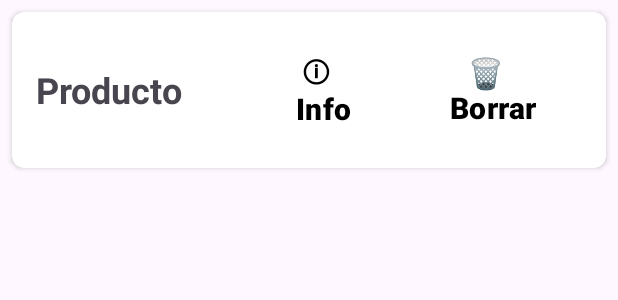
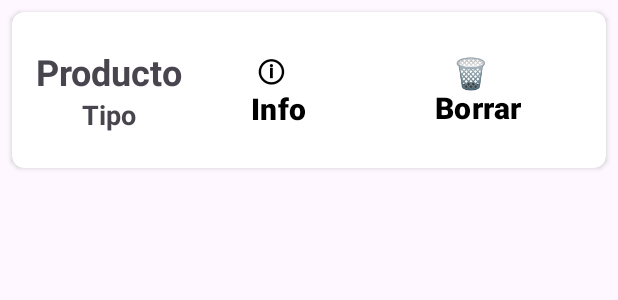
Before and after one commit to OscarF17/recyclapp, an Android app: the layout item_historial.xml on its own in the app's theme, with its tools: preview values and no code run, on a phone screen of 412 x 824 dp. Shown: the top 300 px of the screen. Run offline under Robolectric (Android 15) with nearby library versions, the phone set to English and light mode, and no system bars.

Commit message:
deleted unnecesary files, updated item_historial.xml

```diff
--- a/app/src/main/java/com/example/proyectofinal/Historial.kt
+++ b/app/src/main/java/com/example/proyectofinal/Historial.kt
@@ -3,6 +3,9 @@ package com.example.proyectofinal
 import androidx.room.Entity
 import androidx.room.PrimaryKey
 
+/*
+* Entrada de la base de datos
+*/
 @Entity(tableName = "Historial")
 data class Historial(
     @PrimaryKey
--- a/app/src/main/res/layout/item_historial.xml
+++ b/app/src/main/res/layout/item_historial.xml
@@ -12,6 +12,11 @@
         android:orientation="horizontal"
         android:padding="16dp">
 
+        <LinearLayout
+            android:layout_width="wrap_content"
+            android:layout_height="wrap_content"
+            android:orientation="vertical"
+            android:layout_gravity="center">
             <TextView
                 android:id="@+id/historialProducto"
                 android:layout_width="wrap_content"
@@ -21,6 +26,17 @@
                 android:textSize="24dp"
                 android:layout_gravity="center"
                 android:textStyle="bold" />
+            <TextView
+                android:id="@+id/historialTipo"
+                android:layout_width="wrap_content"
+                android:layout_height="wrap_content"
+                android:text="Tipo"
+                android:layout_weight="3"
+                android:textSize="18dp"
+                android:layout_gravity="center"
+                android:textStyle="bold" />
+        </LinearLayout>
+
         <Button
             android:layout_height="wrap_content"
             android:layout_width="wrap_content"
```
Also changed, not shown: app/src/main/java/com/example/proyectofinal/HistorialAdapter.kt (added, +9 -0 lines), app/src/main/java/com/example/proyectofinal/History.kt (+1 -33 lines). Lines whose indentation alone changed are shown as unchanged.
